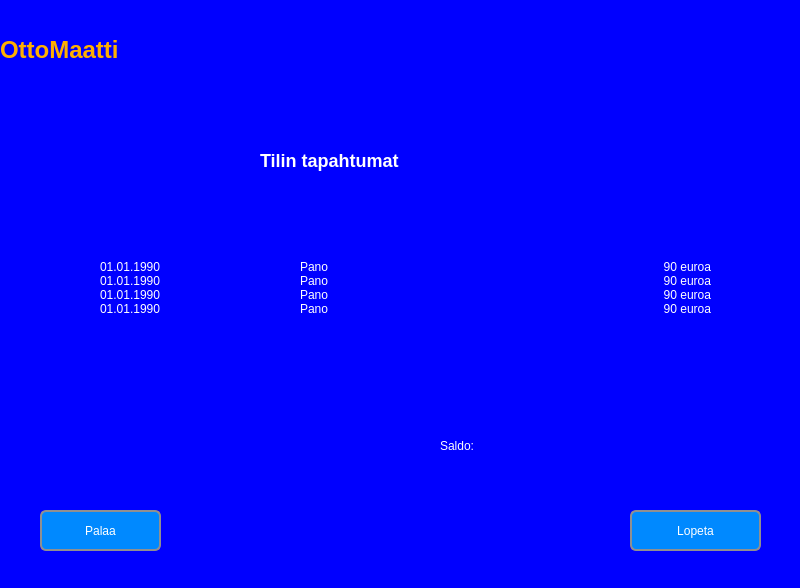
Before: the Qt Designer form Pankkimaatti/bankautomat.ui in tvt20kmo-ohjelmistokehitysprojekti/Group12, drawn with Qt 5.
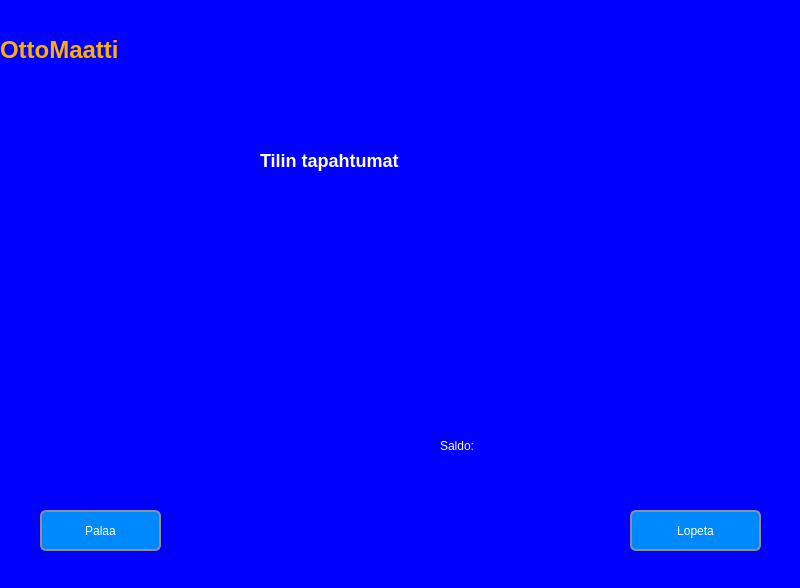
After: the same form once the commit is applied. The open tabs and pages were chosen to show the change. Icons and pictures are not drawn.

Diff of the .ui file:
```diff
--- a/Pankkimaatti/bankautomat.ui
+++ b/Pankkimaatti/bankautomat.ui
@@ -703,7 +703,7 @@
        </rect>
       </property>
       <property name="text">
-       <string>01.01.1990&lt;br&gt;01.01.1990&lt;br&gt;01.01.1990&lt;br&gt;01.01.1990&lt;br&gt;</string>
+       <string/>
       </property>
      </widget>
      <widget class="QPushButton" name="TransactionBtnLopeta">
@@ -764,7 +764,7 @@
        </rect>
       </property>
       <property name="text">
-       <string>90 euroa&lt;br&gt;90 euroa&lt;br&gt;90 euroa&lt;br&gt;90 euroa&lt;br&gt;</string>
+       <string/>
       </property>
       <property name="alignment">
        <set>Qt::AlignRight|Qt::AlignTrailing|Qt::AlignVCenter</set>
@@ -780,7 +780,7 @@
        </rect>
       </property>
       <property name="text">
-       <string>Pano&lt;br&gt;Pano&lt;br&gt;Pano&lt;br&gt;Pano&lt;br&gt;</string>
+       <string/>
       </property>
      </widget>
      <widget class="QLabel" name="TransactionLabelSaldo">
```
Left out of the diff: 24 changed lines with no effect on the pictures.
